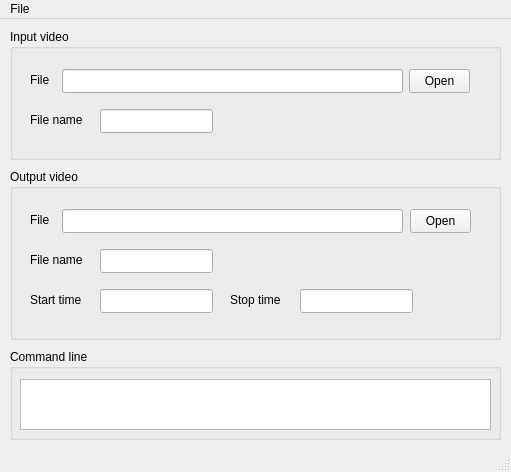
Before: the Qt Designer form IHM-labo2/mainwindow.ui in SachaKor/IHM-labo2, drawn with Qt 5.
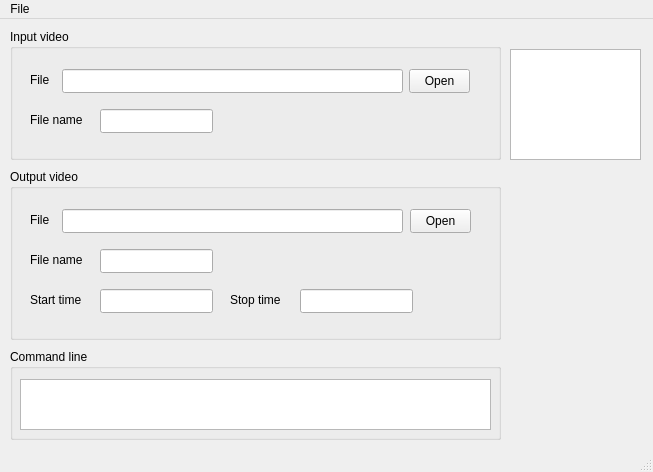
After: the same form once the commit is applied. Icons and pictures are not drawn.

Commit message: process crashes

```diff
--- a/IHM-labo2/mainwindow.ui
+++ b/IHM-labo2/mainwindow.ui
@@ -6,7 +6,7 @@
    <rect>
     <x>0</x>
     <y>0</y>
-    <width>511</width>
+    <width>653</width>
     <height>472</height>
    </rect>
   </property>
@@ -233,13 +233,23 @@
      </property>
     </widget>
    </widget>
+   <widget class="QTextEdit" name="vidProps">
+    <property name="geometry">
+     <rect>
+      <x>510</x>
+      <y>30</y>
+      <width>131</width>
+      <height>111</height>
+     </rect>
+    </property>
+   </widget>
   </widget>
   <widget class="QMenuBar" name="menuBar">
    <property name="geometry">
     <rect>
      <x>0</x>
      <y>0</y>
-     <width>511</width>
+     <width>653</width>
      <height>22</height>
     </rect>
    </property>
```
The commit also changes 2 other files.
